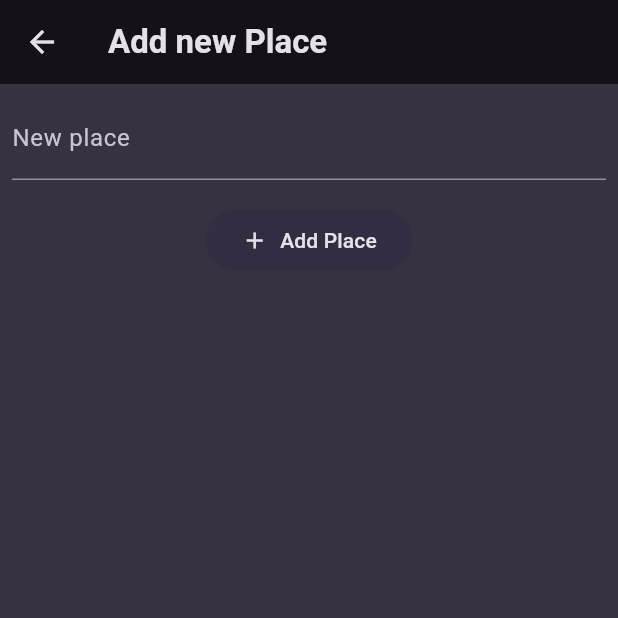
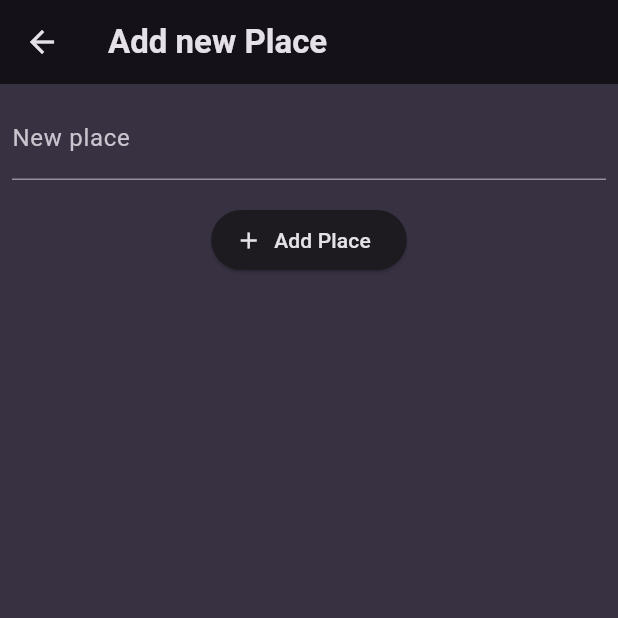
Before and after one commit to MateiEne/Flutter-Udemy, a Flutter app: the screen it shows after launch, after a tap on the "add" icon, on a phone screen of 412 x 824 dp, the top half of it. Run offline on Flutter 3.47's test engine with Material 3 defaults, Android fonts, the light colour scheme and no system bars; our stand-ins replace flutter_riverpod, google_fonts, transparent_image.

Commit message:
refined the existing code

```diff
--- a/FavoritePlaces/lib/main.dart
+++ b/FavoritePlaces/lib/main.dart
@@ -36,7 +36,7 @@ void main() {
 }
 
 class MyApp extends StatelessWidget {
-  const MyApp({Key? key}) : super(key: key);
+  const MyApp({super.key});
 
   @override
   Widget build(BuildContext context) {
--- a/FavoritePlaces/lib/models/place.dart
+++ b/FavoritePlaces/lib/models/place.dart
@@ -1,8 +1,11 @@
+import 'package:uuid/uuid.dart';
+
+const uuid = Uuid();
+
 class Place {
   Place({
-    required this.id,
     required this.title,
-  });
+  }) : id = uuid.v4();
 
   final String id;
   final String title;
--- a/FavoritePlaces/lib/providers/favorite_places_provider.dart
+++ b/FavoritePlaces/lib/providers/favorite_places_provider.dart
@@ -7,7 +7,7 @@ class FavoritePlacesNotifier extends StateNotifier<List<Place>> {
   void addFavoritePlace(Place place) {
     // final bool placeExists = state.contains(place); // state gives access to my state :) in this case List<Place>
 
-    state = [...state, place];
+    state = [place, ...state];
   }
 }
 
--- a/FavoritePlaces/lib/screens/home.dart
+++ b/FavoritePlaces/lib/screens/home.dart
@@ -1,5 +1,7 @@
 import 'package:favorite_places/models/place.dart';
 import 'package:favorite_places/screens/new_place.dart';
+import 'package:favorite_places/screens/place_details.dart';
+import 'package:favorite_places/widgets/places_list.dart';
 import 'package:flutter/material.dart';
 import 'package:flutter_riverpod/flutter_riverpod.dart';
 import 'package:favorite_places/providers/favorite_places_provider.dart';
@@ -34,15 +36,7 @@ class _HomeScreenState extends ConsumerState<HomeScreen> {
     final List<Place> favoritePlaces = ref.watch(favoritePlacesProvider);
 
     if (favoritePlaces.isNotEmpty) {
-      content = ListView.builder(
-        padding: const EdgeInsets.symmetric(horizontal: 8),
-        itemCount: favoritePlaces.length,
-        itemBuilder: (BuildContext context, int index) {
-          return ListTile(
-            title: Text(favoritePlaces[index].title),
-          );
-        },
-      );
+      content = PlacesList(favoritePlaces: favoritePlaces);
     }
 
     return Scaffold(
--- a/FavoritePlaces/lib/screens/new_place.dart
+++ b/FavoritePlaces/lib/screens/new_place.dart
@@ -14,6 +14,26 @@ class _NewPlaceState extends ConsumerState<NewPlace> {
   final _newPlaceController = TextEditingController();
 
   @override
+  void dispose() {
+    _newPlaceController.dispose();
+    super.dispose();
+  }
+
+  void _savePlace() {
+    final enteredText = _newPlaceController.text;
+
+    if (enteredText.isEmpty) {
+      return;
+    }
+
+    ref //
+        .read(favoritePlacesProvider.notifier)
+        .addFavoritePlace(Place(title: enteredText));
+
+    Navigator.of(context).pop();
+  }
+
+  @override
   Widget build(BuildContext context) {
     return Scaffold(
       appBar: AppBar(
@@ -22,11 +42,15 @@ class _NewPlaceState extends ConsumerState<NewPlace> {
       body: Form(
         child: Padding(
           padding: const EdgeInsets.all(8.0),
+          child: SingleChildScrollView(
             child: Column(
               crossAxisAlignment: CrossAxisAlignment.center,
               children: [
                 TextFormField(
                   controller: _newPlaceController,
+                  style: TextStyle(
+                    color: Theme.of(context).colorScheme.onSurface,
+                  ),
                   decoration: const InputDecoration(
                     label: Text("New place"),
                   ),
@@ -34,40 +58,21 @@ class _NewPlaceState extends ConsumerState<NewPlace> {
                 const SizedBox(
                   height: 16,
                 ),
-              FilledButton(
-                onPressed: () {
-                  if (!context.mounted) {
-                    return;
-                  }
-                  Navigator.of(context).pop();
-
-                  ref
-                      .read(favoritePlacesProvider.notifier)
-                      .addFavoritePlace(Place(id: _newPlaceController.text, title: _newPlaceController.text));
-                },
-                style: FilledButton.styleFrom(
-                  backgroundColor: Theme.of(context).colorScheme.onSecondary,
-                ),
-                child: Row(
-                  mainAxisSize: MainAxisSize.min,
-                  children: [
-                    Icon(
+                ElevatedButton.icon(
+                  onPressed: _savePlace,
+                  icon: Icon(
                     Icons.add,
                     color: Theme.of(context).colorScheme.onSurface,
                   ),
-                    const SizedBox(
-                      width: 8,
-                    ),
-                    Text(
+                  label: Text(
                     "Add Place",
                     style: TextStyle(
                       color: Theme.of(context).colorScheme.onSurface,
                     ),
                   ),
+                ),
               ],
             ),
-              )
-            ],
           ),
         ),
       ),
--- a/FavoritePlaces/pubspec.yaml
+++ b/FavoritePlaces/pubspec.yaml
@@ -37,6 +37,7 @@ dependencies:
   cupertino_icons: ^1.0.2
   google_fonts: 6.1.0
   flutter_riverpod: ^2.5.1
+  uuid: ^4.4.2
 
 dev_dependencies:
   flutter_test:
```
Also changed, not shown: FavoritePlaces/lib/screens/place_details.dart (added, +20 -0 lines), FavoritePlaces/lib/widgets/places_list.dart (added, +35 -0 lines), FavoritePlaces/pubspec.lock. Lines whose indentation alone changed are shown as unchanged.
